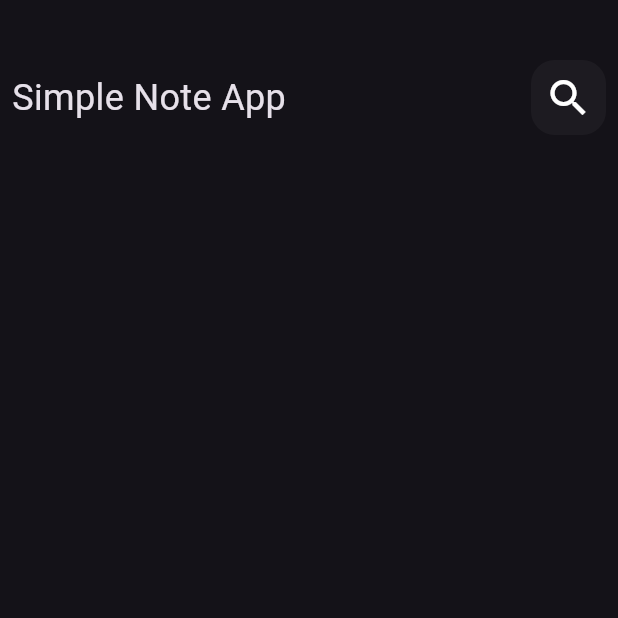
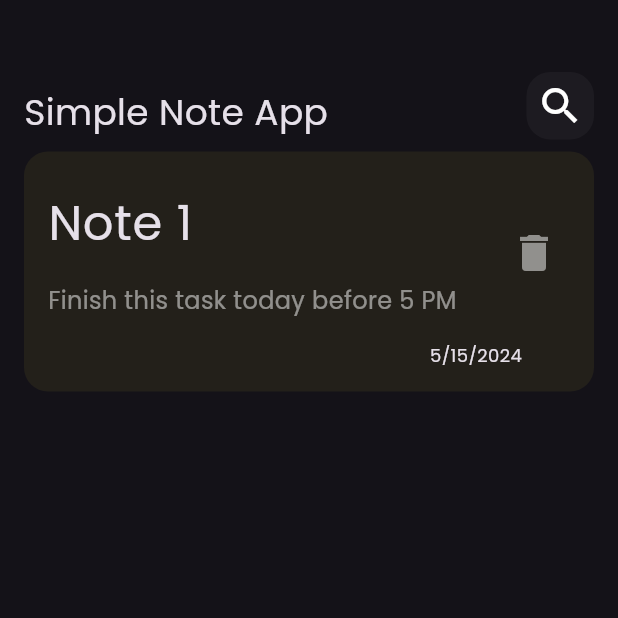
Before and after one commit to unityheroes/simple_note_app, a Flutter app: the screen it shows after launch, on a phone screen of 412 x 824 dp, the top half of it. Run offline on Flutter 3.47's test engine with Material 3 defaults, Android fonts, the phone set to English and light mode, and no system bars.

Commit message:
design note item + app bar

```diff
--- a/lib/main.dart
+++ b/lib/main.dart
@@ -12,7 +12,7 @@ class MyApp extends StatelessWidget {
   @override
   Widget build(BuildContext context) {
     return MaterialApp(
-      theme: ThemeData(brightness: Brightness.dark),
+      theme: ThemeData(brightness: Brightness.dark, fontFamily: 'Poppins'),
       home: const HomePageView(),
     );
   }
--- a/lib/widgets/custom_search_icon.dart
+++ b/lib/widgets/custom_search_icon.dart
@@ -6,8 +6,9 @@ class CustomSearchIcon extends StatelessWidget {
   @override
   Widget build(BuildContext context) {
     return Container(
-      height: 50,
-      width: 50,
+      margin: const EdgeInsets.only(bottom: 8),
+      height: 45,
+      width: 45,
       decoration: BoxDecoration(
           color: Colors.white.withAlpha(10),
           borderRadius: BorderRadius.circular(16)),
--- a/lib/widgets/note_body_view.dart
+++ b/lib/widgets/note_body_view.dart
@@ -1,5 +1,6 @@
 import 'package:flutter/material.dart';
 import 'package:simple_note_app/widgets/custom_app_bar.dart';
+import 'package:simple_note_app/widgets/note_item.dart';
 
 class NoteBodyView extends StatelessWidget {
   const NoteBodyView({super.key});
@@ -7,13 +8,14 @@ class NoteBodyView extends StatelessWidget {
   @override
   Widget build(BuildContext context) {
     return const Padding(
-      padding: EdgeInsets.all(8),
+      padding: EdgeInsets.all(16),
       child: Column(
         children: [
           SizedBox(
             height: 32,
           ),
           CustomAppBar(),
+          NoteItem(),
         ],
       ),
     );
--- /dev/null
+++ b/lib/widgets/note_item.dart
@@ -0,0 +1,50 @@
+import 'package:flutter/material.dart';
+
+class NoteItem extends StatelessWidget {
+  const NoteItem({super.key});
+
+  @override
+  Widget build(BuildContext context) {
+    return Container(
+      width: double.infinity,
+      padding: const EdgeInsets.all(16),
+      decoration: BoxDecoration(
+          color: Colors.yellow.withAlpha(16),
+          borderRadius: BorderRadius.circular(16)),
+      child: Column(
+        crossAxisAlignment: CrossAxisAlignment.end,
+        children: [
+          ListTile(
+            contentPadding: const EdgeInsets.all(0),
+            title: const Text(
+              'Note 1 ',
+              style: TextStyle(fontSize: 32),
+            ),
+            subtitle: Padding(
+              padding: const EdgeInsets.only(top: 16),
+              child: Text(
+                'Finish this task today before 5 PM',
+                style:
+                    TextStyle(fontSize: 16, color: Colors.white.withAlpha(128)),
+              ),
+            ),
+            trailing: IconButton(
+              icon: Icon(
+                Icons.delete,
+                color: Colors.white.withAlpha(128),
+                size: 32,
+              ),
+              onPressed: () {},
+            ),
+          ),
+          const Padding(
+              padding: EdgeInsets.only(right: 32, top: 8),
+              child: Text(
+                "5/15/2024",
+                style: TextStyle(fontSize: 12),
+              )),
+        ],
+      ),
+    );
+  }
+}
```
Also changed, not shown: pubspec.yaml (+5 -7 lines), assets/fonts/Poppins-Regular.ttf (added).
